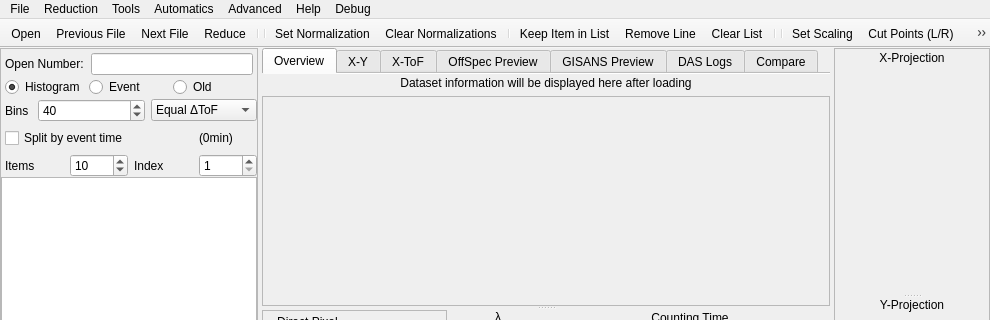
Qt form designer/default_interface.ui (aglavic/quicknxs) before a commit; both pictures show x 0 to 990 and y 0 to 320 of the 990 by 861 pixel window.
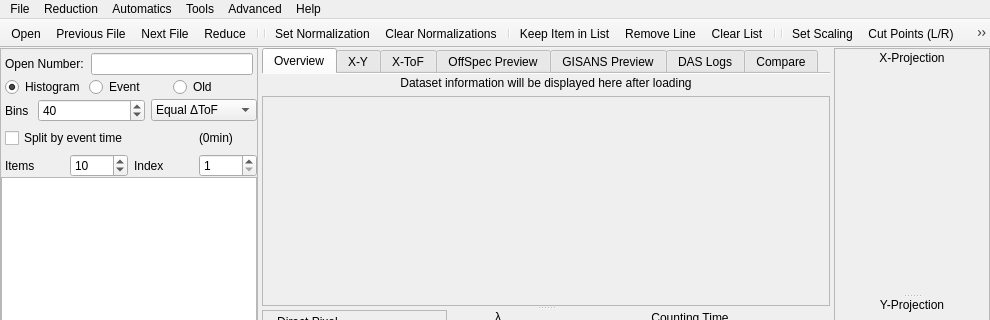
The same form after that commit. Icons and pictures are not drawn. Custom widgets are drawn as their Qt base class.

Commit message: -Fix devision by zero warning in resolution calculation for ai=0 -Add caching support for NXSMultiData -Add Reflectivity Reduction Preview dialog -Organize menus and get rid of Debug menu to not confuse users

```diff
--- a/designer/default_interface.ui
+++ b/designer/default_interface.ui
@@ -2723,17 +2723,6 @@
     <addaction name="separator"/>
     <addaction name="actionStrip_Overlap"/>
    </widget>
-   <widget class="QMenu" name="menuSTAFF">
-    <property name="title">
-     <string>Debug</string>
-    </property>
-    <addaction name="actionBrowse_NXS_File"/>
-    <addaction name="separator"/>
-    <addaction name="actionIPython_Console"/>
-    <addaction name="actionLog_Debug_Messages"/>
-    <addaction name="separator"/>
-    <addaction name="actionRaise_Error"/>
-   </widget>
    <widget class="QMenu" name="menuTools">
     <property name="title">
      <string>Tools</string>
@@ -2743,11 +2732,10 @@
    </widget>
    <addaction name="menuFile"/>
    <addaction name="menuReduction"/>
-   <addaction name="menuTools"/>
    <addaction name="menuAutomatics"/>
+   <addaction name="menuTools"/>
    <addaction name="menuAdvanced"/>
    <addaction name="menuHelp"/>
-   <addaction name="menuSTAFF"/>
   </widget>
   <widget class="QStatusBar" name="statusbar"/>
   <widget class="QToolBar" name="mainToolbar">
```
Left out of the diff: 38 changed lines with no effect on the pictures. The commit also changes 7 other files.
